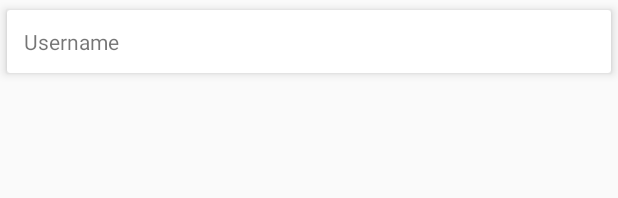
After one commit to taqiabdulaziz/hacktivoverflow-android, an Android app: the layout item.xml on its own in the app's theme, with its tools: preview values and no code run, on a phone screen of 412 x 824 dp. The commit adds this screen. Shown: the top 198 px of the screen. Run offline under Robolectric (Android 15) with nearby library versions, the phone set to English and light mode, and no system bars; network calls fail.

```diff
--- a/app/build.gradle
+++ b/app/build.gradle
@@ -23,7 +23,9 @@ dependencies {
     implementation 'com.android.support:appcompat-v7:28.0.0'
     implementation 'com.android.support.constraint:constraint-layout:1.1.3'
     testImplementation 'junit:junit:4.12'
+    implementation 'com.android.support:cardview-v7:28.0.0'
     androidTestImplementation 'com.android.support.test:runner:1.0.2'
+    compile 'com.android.support:recyclerview-v7:28.0.0'
     androidTestImplementation 'com.android.support.test.espresso:espresso-core:3.0.2'
     compile 'com.mcxiaoke.volley:library:1.0.19'
 }
--- /dev/null
+++ b/app/src/main/res/layout/item.xml
@@ -0,0 +1,14 @@
+<?xml version="1.0" encoding="utf-8"?>
+<android.support.v7.widget.CardView android:layout_width="match_parent"
+    android:layout_height="wrap_content"
+    xmlns:card_view="http://schemas.android.com/apk/res-auto"
+    card_view:cardUseCompatPadding="true"
+    card_view:cardElevation="4dp"
+    xmlns:android="http://schemas.android.com/apk/res/android">
+    <TextView
+        android:id="@+id/tvTitle"
+        android:layout_margin="5pt"
+        android:layout_width="match_parent"
+        android:layout_height="wrap_content"
+        android:text="Username"/>
+</android.support.v7.widget.CardView>
```
Also changed, not shown: app/src/main/java/com/example/overflow/MainActivity.java (+21 -3 lines), app/src/main/java/com/example/overflow/RecyclerViewAdapter.java (added, +77 -0 lines), app/src/main/res/layout/activity_main.xml (+8 -10 lines).
